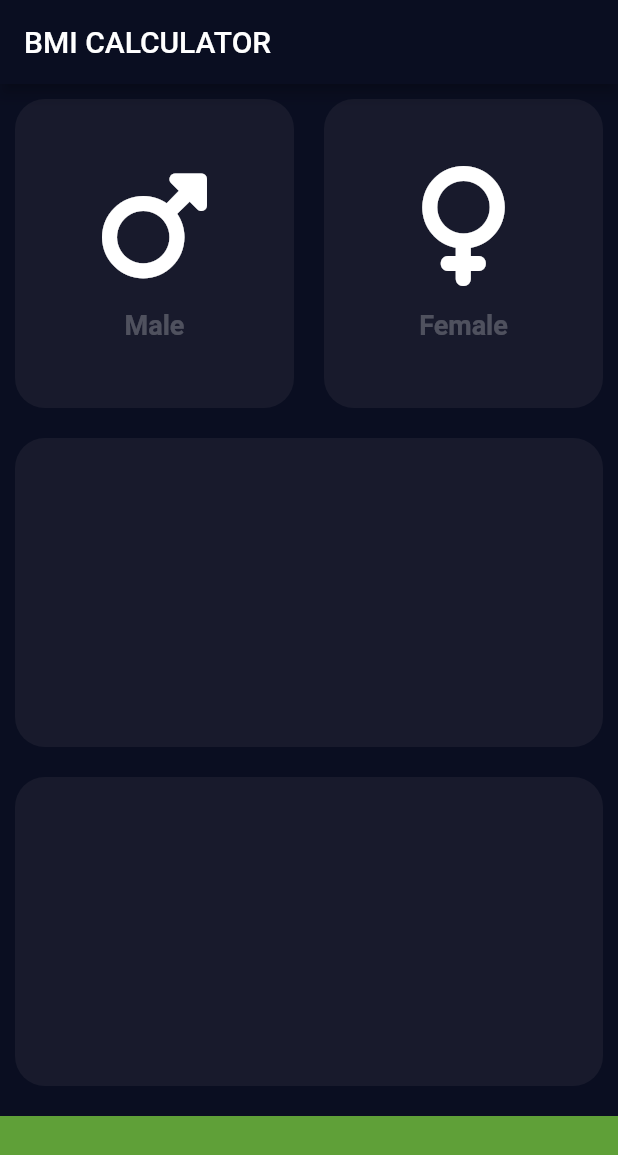
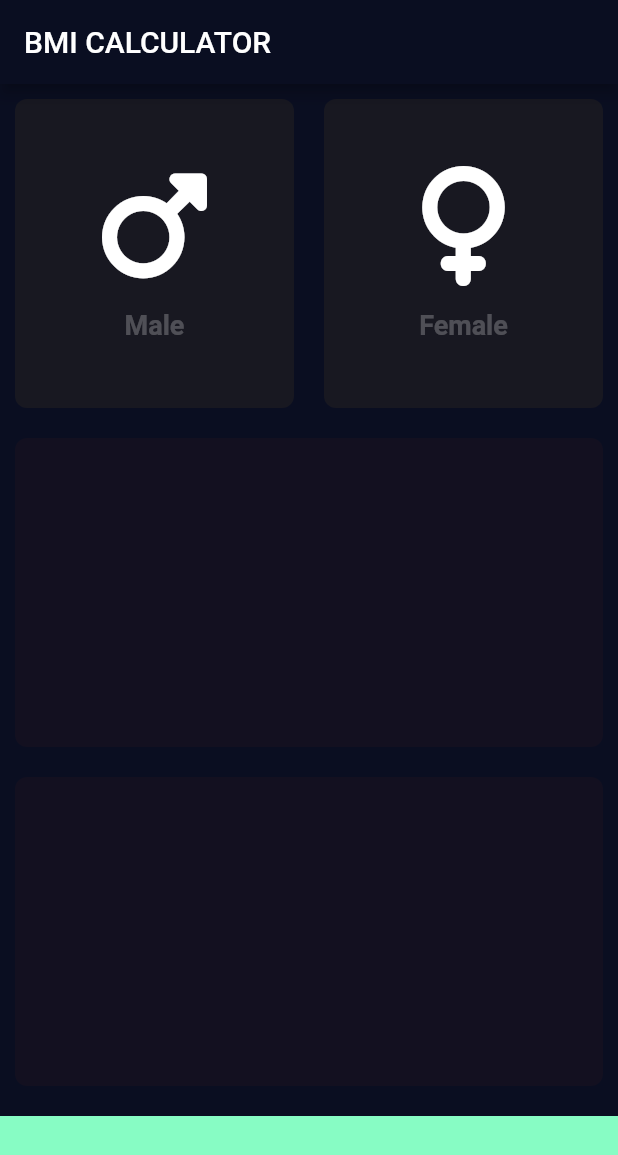
Before and after one commit to juwiragiye/100daysofcoding, a Flutter app: the screen it shows after launch, on a phone screen of 412 x 824 dp. Shown: the top 1155 px of the screen. Run offline on Flutter 3.47's test engine with Material 2 defaults, Android fonts, the phone set to English and light mode, and no system bars; our stand-ins replace font_awesome_flutter.

Commit message:
day app BMI calc styling

```diff
--- /dev/null
+++ b/bmi-calculator-flutter/lib/card.dart
@@ -0,0 +1,49 @@
+import 'package:flutter/material.dart';
+
+class CardContent extends StatelessWidget {
+  const CardContent({this.cardIconData, this.cardText});
+
+  final IconData cardIconData;
+  final String cardText;
+
+  @override
+  Widget build(BuildContext context) {
+    return Column(
+      mainAxisAlignment: MainAxisAlignment.center,
+      children: [
+        Icon(
+          cardIconData,
+          size: 80.0,
+        ),
+        SizedBox(
+          height: 16.0,
+        ),
+        Text(
+          cardText,
+          style: TextStyle(
+              color: Colors.white24,
+              fontSize: 18.0,
+              fontWeight: FontWeight.bold),
+        ),
+      ],
+    );
+  }
+}
+
+class ReusableCard extends StatelessWidget {
+  ReusableCard({@required this.color, this.cardChild});
+  final Color color;
+  final Widget cardChild;
+
+  @override
+  Widget build(BuildContext context) {
+    return Container(
+      margin: EdgeInsets.all(10),
+      child: cardChild,
+      decoration: BoxDecoration(
+        color: color,
+        borderRadius: BorderRadius.circular(8.0),
+      ),
+    );
+  }
+}
--- /dev/null
+++ b/bmi-calculator-flutter/lib/gender.dart
@@ -0,0 +1 @@
+enum Gender { male, female }
--- a/bmi-calculator-flutter/lib/input_page.dart
+++ b/bmi-calculator-flutter/lib/input_page.dart
@@ -1,9 +1,13 @@
+import 'package:bmi_calculator/gender.dart';
 import 'package:flutter/material.dart';
 import 'package:font_awesome_flutter/font_awesome_flutter.dart';
 
+import 'card.dart';
+
 const double BOTTOMCONTAINERHEIGHT = 80.0;
-const Color REUSABLECARDCOLOR = Color(0xFF1DAD8);
-const Color BOTTOMCONTAINERCOLOR = Color.fromARGB(200, 118, 200, 62);
+const Color ACTIVEBACKGROUNGCOLOR = Color.fromARGB(15, 159, 46, 17);
+const Color INACTIVEBACKGROUNDCOLOR = Color(0xFF1B328);
+const Color BOTTOMCONTAINERCOLOR = Color(0xFF87FCC4);
 
 class InputPage extends StatefulWidget {
   @override
@@ -11,6 +15,31 @@ class InputPage extends StatefulWidget {
 }
 
 class _InputPageState extends State<InputPage> {
+  Color maleCardColor = INACTIVEBACKGROUNDCOLOR;
+  Color femaleCardColor = INACTIVEBACKGROUNDCOLOR;
+
+  void updateColor({Gender gender}) {
+    switch (gender) {
+      case Gender.male:
+        {
+          maleCardColor = ACTIVEBACKGROUNGCOLOR;
+          femaleCardColor = INACTIVEBACKGROUNDCOLOR;
+        }
+        break;
+      case Gender.female:
+        {
+          femaleCardColor = ACTIVEBACKGROUNGCOLOR;
+          maleCardColor = INACTIVEBACKGROUNDCOLOR;
+        }
+        break;
+      default:
+        {
+          maleCardColor = INACTIVEBACKGROUNDCOLOR;
+          femaleCardColor = INACTIVEBACKGROUNDCOLOR;
+        }
+    }
+  }
+
   @override
   Widget build(BuildContext context) {
     return Scaffold(
@@ -23,33 +52,48 @@ class _InputPageState extends State<InputPage> {
             child: Row(
               children: [
                 Expanded(
+                  child: GestureDetector(
+                    onTap: () {
+                      setState(() {
+                        updateColor(gender: Gender.male);
+                      });
+                    },
                     child: ReusableCard(
-                    color: REUSABLECARDCOLOR,
+                      color: maleCardColor,
                       cardChild: CardContent(
                         cardIconData: FontAwesomeIcons.mars,
                         cardText: "Male",
                       ),
                     ),
                   ),
+                ),
                 Expanded(
+                  child: GestureDetector(
+                    onTap: () {
+                      setState(() {
+                        updateColor(gender: Gender.female);
+                      });
+                    },
                     child: ReusableCard(
-                  color: REUSABLECARDCOLOR,
+                      color: femaleCardColor,
                       cardChild: CardContent(
                         cardIconData: FontAwesomeIcons.venus,
                         cardText: "Female",
                       ),
-                )),
+                    ),
+                  ),
+                ),
               ],
             ),
           ),
           Expanded(
             child: ReusableCard(
-              color: REUSABLECARDCOLOR,
+              color: ACTIVEBACKGROUNGCOLOR,
             ),
           ),
           Expanded(
             child: ReusableCard(
-              color: REUSABLECARDCOLOR,
+              color: ACTIVEBACKGROUNGCOLOR,
             ),
           ),
           Container(
@@ -63,51 +107,3 @@ class _InputPageState extends State<InputPage> {
     );
   }
 }
-
-class CardContent extends StatelessWidget {
-  const CardContent({this.cardIconData, this.cardText});
-
-  final IconData cardIconData;
-  final String cardText;
-
-  @override
-  Widget build(BuildContext context) {
-    return Column(
-      mainAxisAlignment: MainAxisAlignment.center,
-      children: [
-        Icon(
-          cardIconData,
-          size: 80.0,
-        ),
-        SizedBox(
-          height: 16.0,
-        ),
-        Text(
-          cardText,
-          style: TextStyle(
-              color: Colors.white24,
-              fontSize: 18.0,
-              fontWeight: FontWeight.bold),
-        ),
-      ],
-    );
-  }
-}
-
-class ReusableCard extends StatelessWidget {
-  ReusableCard({@required this.color, this.cardChild});
-  final Color color;
-  final Widget cardChild;
-
-  @override
-  Widget build(BuildContext context) {
-    return Container(
-      margin: EdgeInsets.all(10),
-      child: cardChild,
-      decoration: BoxDecoration(
-        color: color,
-        borderRadius: BorderRadius.circular(20),
-      ),
-    );
-  }
-}
```
Lines whose indentation alone changed are shown as unchanged.
